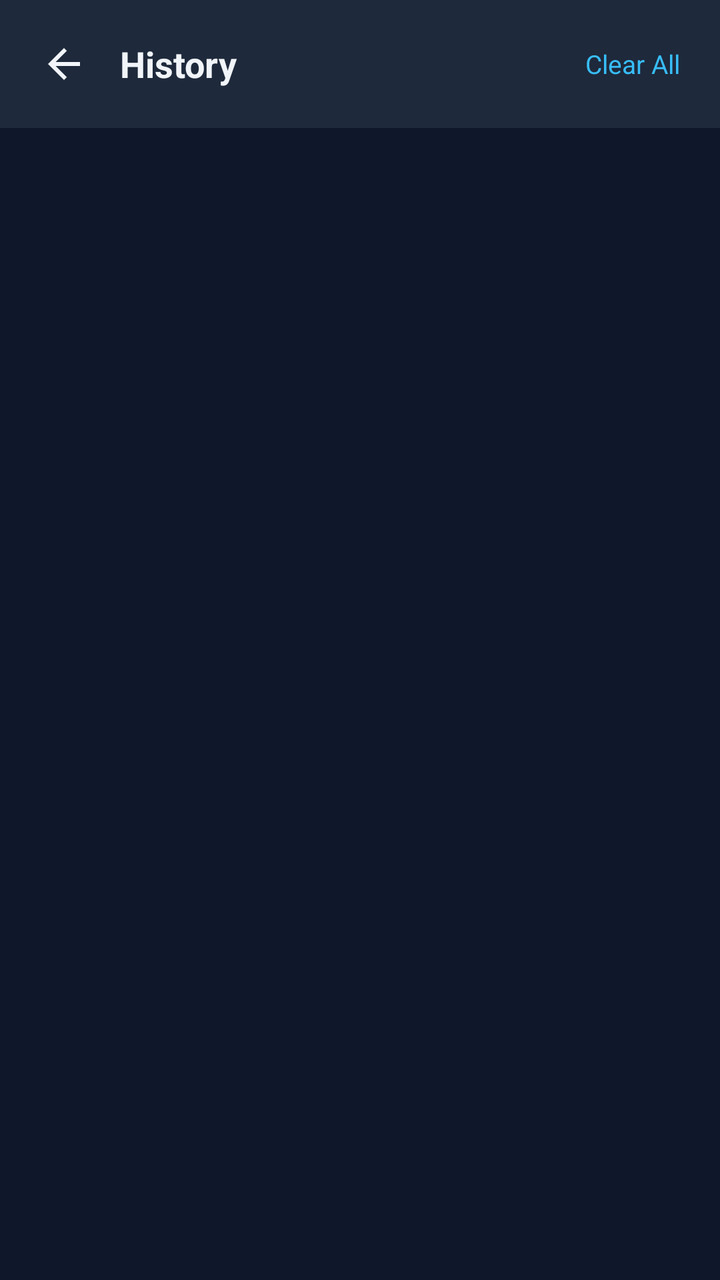
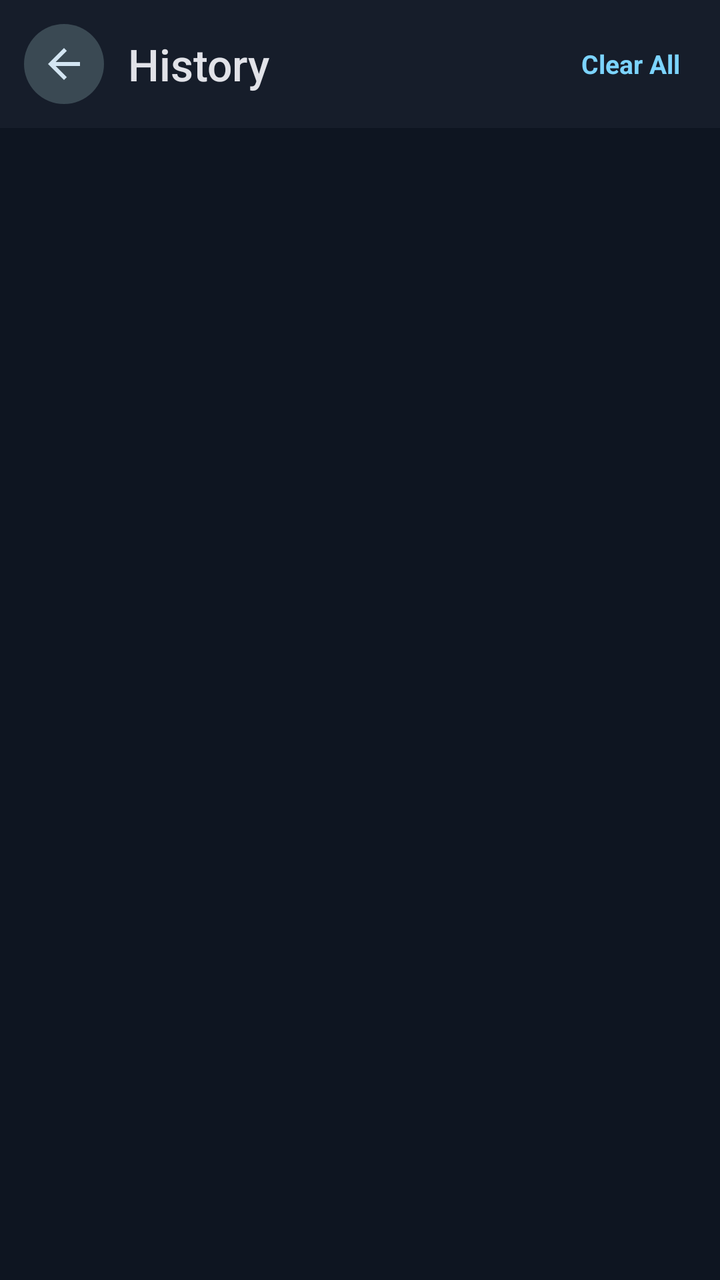

Compare the two renders of this Android layout. The source of the first and the diff that turns it into the second are given below.
<!-- AndroidManifest.xml: application theme Theme.Xmd -->
<!-- res/layout/fragment_history.xml -->
<?xml version="1.0" encoding="utf-8"?>
<LinearLayout xmlns:android="http://schemas.android.com/apk/res/android"
    android:layout_width="match_parent"
    android:layout_height="match_parent"
    android:orientation="vertical"
    android:background="@color/ff_bg">

    <LinearLayout
        android:layout_width="match_parent"
        android:layout_height="wrap_content"
        android:orientation="horizontal"
        android:gravity="center_vertical"
        android:background="@color/ff_surface"
        android:padding="12dp">

        <ImageButton
            android:id="@+id/historyBackButton"
            android:layout_width="40dp"
            android:layout_height="40dp"
            android:background="?attr/selectableItemBackgroundBorderless"
            android:src="@drawable/ic_arrow_back"
            android:tint="@color/ff_text"
            android:contentDescription="@string/action_back" />

        <TextView
            android:layout_width="0dp"
            android:layout_height="wrap_content"
            android:layout_weight="1"
            android:layout_marginStart="8dp"
            android:text="@string/history_title"
            android:textColor="@color/ff_text"
            android:textSize="18sp"
            android:textStyle="bold" />

        <TextView
            android:id="@+id/historyClearAll"
            android:layout_width="wrap_content"
            android:layout_height="wrap_content"
            android:background="?attr/selectableItemBackground"
            android:padding="8dp"
            android:text="@string/history_clear_all"
            android:textColor="@color/ff_accent"
            android:textSize="13sp" />
    </LinearLayout>

    <FrameLayout
        android:layout_width="match_parent"
        android:layout_height="0dp"
        android:layout_weight="1">

        <androidx.recyclerview.widget.RecyclerView
            android:id="@+id/historyList"
            android:layout_width="match_parent"
            android:layout_height="match_parent"
            android:clipToPadding="false"
            android:paddingBottom="16dp" />

        <TextView
            android:id="@+id/historyEmptyLabel"
            android:layout_width="match_parent"
            android:layout_height="match_parent"
            android:gravity="center"
            android:text="@string/history_empty"
            android:textColor="@color/ff_muted"
            android:textSize="14sp"
            android:visibility="gone" />
    </FrameLayout>

</LinearLayout>
<!-- resources referenced by this layout -->
<resources>
  <color name="ff_accent">#38BDF8</color>
  <color name="ff_bg">#0F172A</color>
  <color name="ff_muted">#94A3B8</color>
  <color name="ff_surface">#1E293B</color>
  <color name="ff_text">#F1F5F9</color>
  <style name="Theme.Xmd" parent="Theme.MaterialComponents.DayNight.NoActionBar">
          <item name="colorPrimary">@color/ff_accent</item>
          <item name="colorPrimaryDark">@color/ff_bg</item>
          <item name="colorAccent">@color/ff_accent</item>
          <item name="android:windowBackground">@color/ff_bg</item>
          <item name="android:statusBarColor">@color/ff_bg</item>
      </style>
  <!-- unchanged entries left out for length: 5 -->
</resources>

<!-- the commit's change to res/layout/fragment_history.xml (unified diff, before → after) -->
@@ -3,34 +3,34 @@
     android:layout_width="match_parent"
     android:layout_height="match_parent"
     android:orientation="vertical"
-    android:background="@color/ff_bg">
+    android:background="@color/m3_background">
 
     <LinearLayout
         android:layout_width="match_parent"
         android:layout_height="wrap_content"
         android:orientation="horizontal"
         android:gravity="center_vertical"
-        android:background="@color/ff_surface"
+        android:background="@color/m3_surface_container_low"
         android:padding="12dp">
 
         <ImageButton
             android:id="@+id/historyBackButton"
             android:layout_width="40dp"
             android:layout_height="40dp"
-            android:background="?attr/selectableItemBackgroundBorderless"
+            android:background="@drawable/bg_icon_button_tonal"
+            android:padding="9dp"
             android:src="@drawable/ic_arrow_back"
-            android:tint="@color/ff_text"
+            android:tint="@color/m3_on_secondary_container"
             android:contentDescription="@string/action_back" />
 
         <TextView
             android:layout_width="0dp"
             android:layout_height="wrap_content"
             android:layout_weight="1"
-            android:layout_marginStart="8dp"
+            android:layout_marginStart="12dp"
             android:text="@string/history_title"
-            android:textColor="@color/ff_text"
-            android:textSize="18sp"
-            android:textStyle="bold" />
+            android:textColor="@color/m3_on_surface"
+            android:textAppearance="@style/TextAppearance.Xmd.TitleLarge" />
 
         <TextView
             android:id="@+id/historyClearAll"
@@ -39,7 +39,8 @@
             android:background="?attr/selectableItemBackground"
             android:padding="8dp"
             android:text="@string/history_clear_all"
-            android:textColor="@color/ff_accent"
+            android:textColor="@color/m3_primary"
+            android:textStyle="bold"
             android:textSize="13sp" />
     </LinearLayout>
 
@@ -61,7 +62,7 @@
             android:layout_height="match_parent"
             android:gravity="center"
             android:text="@string/history_empty"
-            android:textColor="@color/ff_muted"
+            android:textColor="@color/m3_on_surface_variant"
             android:textSize="14sp"
             android:visibility="gone" />
     </FrameLayout>
<!-- resource entries referenced after the edit -->
@@ -1,16 +1,230 @@
 <!-- resources referenced by this layout -->
 <resources>
-  <color name="ff_accent">#38BDF8</color>
-  <color name="ff_bg">#0F172A</color>
-  <color name="ff_muted">#94A3B8</color>
-  <color name="ff_surface">#1E293B</color>
-  <color name="ff_text">#F1F5F9</color>
-  <style name="Theme.Xmd" parent="Theme.MaterialComponents.DayNight.NoActionBar">
-          <item name="colorPrimary">@color/ff_accent</item>
-          <item name="colorPrimaryDark">@color/ff_bg</item>
-          <item name="colorAccent">@color/ff_accent</item>
-          <item name="android:windowBackground">@color/ff_bg</item>
-          <item name="android:statusBarColor">@color/ff_bg</item>
+  <color name="m3_background">#0E1521</color>
+  <color name="m3_on_secondary_container">#D3E5F2</color>
+  <color name="m3_on_surface">#E1E2E8</color>
+  <color name="m3_on_surface_variant">#C1C8D6</color>
+  <color name="m3_primary">#7CD4FF</color>
+  <color name="m3_surface_container_low">#161D2A</color>
+  <!-- drawable bg_icon_button_tonal (drawable) -->
+  <?xml version="1.0" encoding="utf-8"?>
+  <ripple xmlns:android="http://schemas.android.com/apk/res/android"
+      android:color="@color/m3_on_secondary_container">
+      <item>
+          <shape android:shape="oval">
+              <solid android:color="@color/m3_secondary_container" />
+          </shape>
+      </item>
+  </ripple>
+  <style name="TextAppearance.Xmd.TitleLarge" parent="TextAppearance.Material3.TitleLarge">
+          <item name="fontFamily">sans-serif-medium</item>
+          <item name="android:fontFamily">sans-serif-medium</item>
+          <item name="android:letterSpacing">0.0</item>
+      </style>
+  <style name="Theme.Xmd" parent="Theme.Material3.Dark.NoActionBar">
+          
+          <item name="colorPrimary">@color/m3_primary</item>
+          <item name="colorOnPrimary">@color/m3_on_primary</item>
+          <item name="colorPrimaryContainer">@color/m3_primary_container</item>
+          <item name="colorOnPrimaryContainer">@color/m3_on_primary_container</item>
+  
+          <item name="colorSecondary">@color/m3_secondary</item>
+          <item name="colorOnSecondary">@color/m3_on_secondary</item>
+          <item name="colorSecondaryContainer">@color/m3_secondary_container</item>
+          <item name="colorOnSecondaryContainer">@color/m3_on_secondary_container</item>
+  
+          <item name="colorTertiary">@color/m3_tertiary</item>
+          <item name="colorOnTertiary">@color/m3_on_tertiary</item>
+          <item name="colorTertiaryContainer">@color/m3_tertiary_container</item>
+          <item name="colorOnTertiaryContainer">@color/m3_on_tertiary_container</item>
+  
+          <item name="colorError">@color/m3_error</item>
+          <item name="colorOnError">@color/m3_on_error</item>
+          <item name="colorErrorContainer">@color/m3_error_container</item>
+          <item name="colorOnErrorContainer">@color/m3_on_error_container</item>
+  
+          <item name="android:colorBackground">@color/m3_background</item>
+          <item name="colorOnBackground">@color/m3_on_background</item>
+          <item name="colorSurface">@color/m3_surface</item>
+          <item name="colorOnSurface">@color/m3_on_surface</item>
+          <item name="colorSurfaceDim">@color/m3_surface_dim</item>
+          <item name="colorSurfaceBright">@color/m3_surface_bright</item>
+          <item name="colorSurfaceContainerLowest">@color/m3_surface_container_lowest</item>
+          <item name="colorSurfaceContainerLow">@color/m3_surface_container_low</item>
+          <item name="colorSurfaceContainer">@color/m3_surface_container</item>
+          <item name="colorSurfaceContainerHigh">@color/m3_surface_container_high</item>
+          <item name="colorSurfaceContainerHighest">@color/m3_surface_container_highest</item>
+          <item name="colorOnSurfaceVariant">@color/m3_on_surface_variant</item>
+          <item name="colorOutline">@color/m3_outline</item>
+          <item name="colorOutlineVariant">@color/m3_outline_variant</item>
+  
+          <item name="colorSurfaceVariant">@color/m3_surface_container_high</item>
+          <item name="colorSurfaceInverse">@color/m3_inverse_surface</item>
+          <item name="colorOnSurfaceInverse">@color/m3_inverse_on_surface</item>
+          <item name="colorPrimaryInverse">@color/m3_inverse_primary</item>
+  
+          
+          <item name="colorPrimaryDark">@color/m3_background</item>
+          <item name="colorAccent">@color/m3_primary</item>
+          <item name="android:windowBackground">@color/m3_background</item>
+          <item name="android:statusBarColor">@color/m3_background</item>
+          <item name="android:navigationBarColor">@color/m3_background</item>
+          <item name="android:windowLightStatusBar">false</item>
+  
+          
+          <item name="shapeAppearanceCornerExtraSmall">@style/ShapeAppearance.Xmd.ExtraSmall</item>
+          <item name="shapeAppearanceCornerSmall">@style/ShapeAppearance.Xmd.Small</item>
+          <item name="shapeAppearanceCornerMedium">@style/ShapeAppearance.Xmd.Medium</item>
+          <item name="shapeAppearanceCornerLarge">@style/ShapeAppearance.Xmd.Large</item>
+          <item name="shapeAppearanceCornerExtraLarge">@style/ShapeAppearance.Xmd.ExtraLarge</item>
+  
+          
+          <item name="textAppearanceTitleLarge">@style/TextAppearance.Xmd.TitleLarge</item>
+          <item name="textAppearanceTitleMedium">@style/TextAppearance.Xmd.TitleMedium</item>
+          <item name="textAppearanceLabelLarge">@style/TextAppearance.Xmd.LabelLarge</item>
+  
+          
+          <item name="materialButtonStyle">@style/Widget.Xmd.Button</item>
+          <item name="materialButtonOutlinedStyle">@style/Widget.Xmd.Button.Outlined</item>
+          <item name="borderlessButtonStyle">@style/Widget.Xmd.Button.Text</item>
+          <item name="materialCardViewStyle">@style/Widget.Xmd.CardView</item>
+          <item name="chipStyle">@style/Widget.Xmd.Chip</item>
+          <item name="bottomNavigationStyle">@style/Widget.Xmd.BottomNavigationView</item>
+          <item name="floatingActionButtonStyle">@style/Widget.Xmd.FloatingActionButton</item>
+          <item name="toolbarStyle">@style/Widget.Xmd.Toolbar</item>
+          <item name="materialAlertDialogTheme">@style/ThemeOverlay.Xmd.AlertDialog</item>
+          <item name="textInputStyle">@style/Widget.Xmd.TextInputLayout</item>
+          <item name="linearProgressIndicatorStyle">@style/Widget.Xmd.ProgressIndicator</item>
+          <item name="switchStyle">@style/Widget.Xmd.Switch</item>
+          <item name="materialSwitchStyle">@style/Widget.Xmd.Switch</item>
+      </style>
+  <color name="m3_secondary_container">#3A4953</color>
+  <color name="m3_on_primary">#00344A</color>
+  <color name="m3_primary_container">#00496A</color>
+  <color name="m3_on_primary_container">#C7E7FF</color>
+  <color name="m3_secondary">#B7CAD6</color>
+  <color name="m3_on_secondary">#22323C</color>
+  <color name="m3_tertiary">#FFB4A0</color>
+  <color name="m3_on_tertiary">#5C1900</color>
+  <color name="m3_tertiary_container">#7D2C0F</color>
+  <color name="m3_on_tertiary_container">#FFDBCF</color>
+  <color name="m3_error">#FFB4AB</color>
+  <color name="m3_on_error">#690005</color>
+  <color name="m3_error_container">#93000A</color>
+  <color name="m3_on_error_container">#FFDAD6</color>
+  <color name="m3_on_background">#E1E2E8</color>
+  <color name="m3_surface">#0E1521</color>
+  <color name="m3_surface_dim">#0E1521</color>
+  <color name="m3_surface_bright">#343B47</color>
+  <color name="m3_surface_container_lowest">#090E17</color>
+  <color name="m3_surface_container">#1A2230</color>
+  <color name="m3_surface_container_high">#25303F</color>
+  <color name="m3_surface_container_highest">#303B4A</color>
+  <color name="m3_outline">#8B93A3</color>
+  <color name="m3_outline_variant">#414A5A</color>
+  <color name="m3_inverse_surface">#E1E2E8</color>
+  <color name="m3_inverse_on_surface">#1A2230</color>
+  <color name="m3_inverse_primary">#00658F</color>
+  <style name="ShapeAppearance.Xmd.ExtraSmall" parent="ShapeAppearance.Material3.Corner.ExtraSmall">
+          <item name="cornerFamily">rounded</item>
+          <item name="cornerSize">10dp</item>
+      </style>
+  <style name="ShapeAppearance.Xmd.Small" parent="ShapeAppearance.Material3.Corner.Small">
+          <item name="cornerFamily">rounded</item>
+          <item name="cornerSize">14dp</item>
+      </style>
+  <style name="ShapeAppearance.Xmd.Medium" parent="ShapeAppearance.Material3.Corner.Medium">
+          <item name="cornerFamily">rounded</item>
+          <item name="cornerSize">20dp</item>
+      </style>
+  <style name="ShapeAppearance.Xmd.Large" parent="ShapeAppearance.Material3.Corner.Large">
+          <item name="cornerFamily">rounded</item>
+          <item name="cornerSize">28dp</item>
+      </style>
+  <style name="ShapeAppearance.Xmd.ExtraLarge" parent="ShapeAppearance.Material3.Corner.ExtraLarge">
+          <item name="cornerFamily">rounded</item>
+          <item name="cornerSize">36dp</item>
+      </style>
+  <style name="TextAppearance.Xmd.TitleMedium" parent="TextAppearance.Material3.TitleMedium">
+          <item name="fontFamily">sans-serif-medium</item>
+          <item name="android:fontFamily">sans-serif-medium</item>
+      </style>
+  <style name="TextAppearance.Xmd.LabelLarge" parent="TextAppearance.Material3.LabelLarge">
+          <item name="fontFamily">sans-serif-medium</item>
+          <item name="android:fontFamily">sans-serif-medium</item>
+          <item name="android:letterSpacing">0.02</item>
+      </style>
+  <style name="Widget.Xmd.Button" parent="Widget.Material3.Button">
+          <item name="shapeAppearance">@style/ShapeAppearance.Xmd.Full</item>
+          <item name="android:textAllCaps">false</item>
+          <item name="android:paddingStart">24dp</item>
+          <item name="android:paddingEnd">24dp</item>
+          <item name="android:letterSpacing">0.0</item>
+      </style>
+  <style name="Widget.Xmd.Button.Outlined" parent="Widget.Material3.Button.OutlinedButton">
+          <item name="shapeAppearance">@style/ShapeAppearance.Xmd.Full</item>
+          <item name="android:textAllCaps">false</item>
+          <item name="strokeColor">@color/m3_outline</item>
+          <item name="strokeWidth">1dp</item>
+      </style>
+  <style name="Widget.Xmd.Button.Text" parent="Widget.Material3.Button.TextButton">
+          <item name="shapeAppearance">@style/ShapeAppearance.Xmd.Full</item>
+          <item name="android:textAllCaps">false</item>
+      </style>
+  <style name="Widget.Xmd.CardView" parent="Widget.Material3.CardView.Outlined">
+          <item name="shapeAppearance">@style/ShapeAppearance.Xmd.Medium</item>
+          <item name="cardBackgroundColor">@color/m3_surface_container</item>
+          <item name="strokeColor">@color/m3_outline_variant</item>
+          <item name="strokeWidth">1dp</item>
+          <item name="cardElevation">0dp</item>
+      </style>
+  <style name="Widget.Xmd.Chip" parent="Widget.Material3.Chip.Assist">
+          <item name="shapeAppearance">@style/ShapeAppearance.Xmd.Full</item>
+          <item name="chipBackgroundColor">@color/m3_secondary_container</item>
+          <item name="android:textColor">@color/m3_on_secondary_container</item>
+      </style>
+  <style name="Widget.Xmd.BottomNavigationView" parent="Widget.Material3.BottomNavigationView">
+          <item name="android:background">@color/m3_surface_container_low</item>
+          <item name="itemIconTint">@color/bottom_nav_colors</item>
+          <item name="itemTextColor">@color/bottom_nav_colors</item>
+          <item name="itemActiveIndicatorStyle">@style/Widget.Xmd.BottomNavigationView.ActiveIndicator</item>
+          <item name="elevation">0dp</item>
+      </style>
+  <style name="Widget.Xmd.FloatingActionButton" parent="Widget.Material3.FloatingActionButton.Primary">
+          <item name="shapeAppearance">@style/ShapeAppearance.Xmd.Large</item>
+          <item name="backgroundTint">@color/m3_primary_container</item>
+          <item name="tint">@color/m3_on_primary_container</item>
+      </style>
+  <style name="Widget.Xmd.Toolbar" parent="Widget.Material3.Toolbar">
+          <item name="android:background">@color/m3_surface_container_low</item>
+          <item name="titleTextColor">@color/m3_on_surface</item>
+          <item name="titleTextAppearance">@style/TextAppearance.Xmd.TitleLarge</item>
+      </style>
+  <style name="ThemeOverlay.Xmd.AlertDialog" parent="ThemeOverlay.Material3.MaterialAlertDialog">
+          <item name="shapeAppearanceOverlay">@style/ShapeAppearance.Xmd.Large</item>
+          <item name="colorSurfaceContainerHigh">@color/m3_surface_container_high</item>
+      </style>
+  <style name="Widget.Xmd.TextInputLayout" parent="Widget.Material3.TextInputLayout.OutlinedBox">
+          <item name="shapeAppearance">@style/ShapeAppearance.Xmd.Medium</item>
+          <item name="boxStrokeColor">@color/m3_outline</item>
+          <item name="hintTextColor">@color/m3_on_surface_variant</item>
+      </style>
+  <style name="Widget.Xmd.ProgressIndicator" parent="Widget.Material3.LinearProgressIndicator">
+          <item name="trackColor">@color/m3_surface_container_high</item>
+          <item name="indicatorColor">@color/m3_primary</item>
+          <item name="trackCornerRadius">8dp</item>
+      </style>
+  <style name="Widget.Xmd.Switch" parent="Widget.Material3.CompoundButton.MaterialSwitch">
+          <item name="thumbTint">@color/m3_on_primary</item>
+          <item name="trackTint">@color/m3_primary</item>
+      </style>
+  <style name="ShapeAppearance.Xmd.Full" parent="ShapeAppearance.Material3.Corner.Full">
+          <item name="cornerFamily">rounded</item>
+          <item name="cornerSize">50%</item>
+      </style>
+  <style name="Widget.Xmd.BottomNavigationView.ActiveIndicator" parent="Widget.Material3.BottomNavigationView.ActiveIndicator">
+          <item name="android:color">@color/m3_primary_container</item>
+          <item name="shapeAppearance">@style/ShapeAppearance.Xmd.Full</item>
       </style>
   <!-- unchanged entries left out for length: 5 -->
 </resources>
